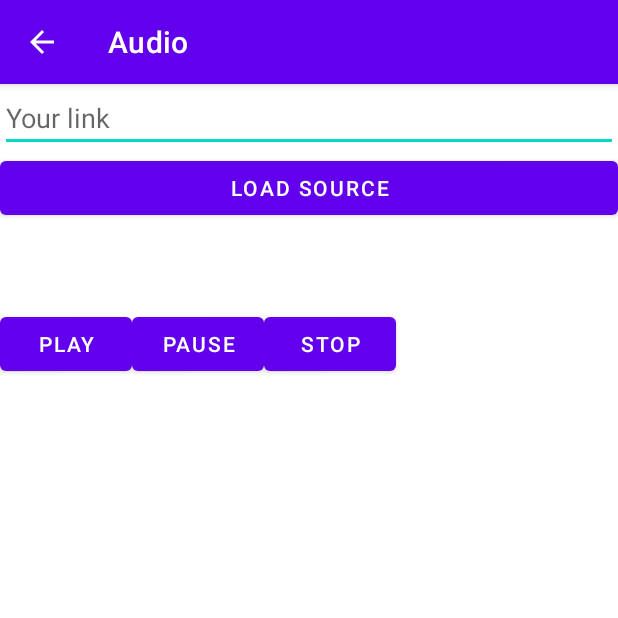
After one commit to Secret333Boy/android-labs, an Android app: the AudioActivity screen opened directly, with no data from a screen before it, on a phone screen of 412 x 824 dp, the top half of it. The commit adds this screen. Run offline under Robolectric (Android 15) with nearby library versions, the light colour scheme and no system bars.

Commit message:
Lab4 - audio

```diff
--- /dev/null
+++ b/app/src/main/java/edu/kpi/android/labs/AudioActivity.java
@@ -0,0 +1,81 @@
+package edu.kpi.android.labs;
+
+import android.media.MediaPlayer;
+import android.os.Bundle;
+import android.view.MenuItem;
+import android.view.View;
+import android.widget.EditText;
+
+import androidx.appcompat.app.AppCompatActivity;
+import androidx.appcompat.widget.Toolbar;
+
+import java.io.IOException;
+
+public class AudioActivity extends AppCompatActivity {
+
+    private MediaPlayer mediaPlayer;
+    private EditText audioLinkInput;
+
+    @Override
+    protected void onCreate(Bundle savedInstanceState) {
+        super.onCreate(savedInstanceState);
+        setContentView(R.layout.activity_audio);
+
+        Toolbar toolbar = findViewById(R.id.audio_toolbar);
+        setSupportActionBar(toolbar);
+
+        audioLinkInput = findViewById(R.id.audio_link);
+
+        mediaPlayer = MediaPlayer.create(this, R.raw.sample);
+        mediaPlayer.setOnCompletionListener(new MediaPlayer.OnCompletionListener() {
+            @Override
+            public void onCompletion(MediaPlayer mp) {
+                stop(null);
+            }
+        });
+    }
+
+    @Override
+    public boolean onOptionsItemSelected(MenuItem item) {
+        if (item.getItemId() == android.R.id.home) {
+            onBackPressed();
+            return true;
+        }
+        return super.onOptionsItemSelected(item);
+    }
+
+    public void play(View view) {
+        mediaPlayer.start();
+    }
+
+    public void pause(View view) {
+        if (mediaPlayer.isPlaying()) mediaPlayer.pause();
+    }
+
+    public void stop(View view) {
+        mediaPlayer.stop();
+
+        try {
+            mediaPlayer.prepare();
+            mediaPlayer.seekTo(0);
+        } catch (IOException e) {
+            throw new RuntimeException(e);
+        }
+    }
+
+    public void loadAudio(View view) {
+        this.stop(view);
+        try {
+            mediaPlayer.setDataSource(audioLinkInput.getText().toString());
+        } catch (IOException e) {
+            throw new RuntimeException(e);
+        }
+    }
+
+    public void onDestroy() {
+        super.onDestroy();
+        if (mediaPlayer.isPlaying()) {
+            stop(null);
+        }
+    }
+}
--- a/app/src/main/java/edu/kpi/android/labs/MainActivity.java
+++ b/app/src/main/java/edu/kpi/android/labs/MainActivity.java
@@ -51,6 +51,7 @@ public class MainActivity extends AppCompatActivity {
         Button okButton = findViewById(R.id.ok_button);
         Button openDataButton = findViewById(R.id.open_button);
         Button openVideoButton = findViewById(R.id.open_video);
+        Button openAudioButton = findViewById(R.id.open_audio);
 
         okButton.setOnClickListener(v -> {
             String message = inputFragment.getMessageText();
@@ -85,6 +86,11 @@ public class MainActivity extends AppCompatActivity {
             Intent intent = new Intent(this, VideoActivity.class);
             startActivity(intent);
         });
+
+        openAudioButton.setOnClickListener(v -> {
+            Intent intent = new Intent(this, AudioActivity.class);
+            startActivity(intent);
+        });
     }
 
     private void showToast(String message) {
--- a/app/src/main/res/layout-land/activity_main.xml
+++ b/app/src/main/res/layout-land/activity_main.xml
@@ -16,6 +16,12 @@
         android:layout_width="match_parent"
         android:layout_height="wrap_content"
         android:text="@string/open_video" />
+
+    <Button
+        android:id="@+id/open_audio"
+        android:layout_width="match_parent"
+        android:layout_height="wrap_content"
+        android:text="@string/open_audio" />
 
     <FrameLayout
         android:id="@+id/input_container"
--- /dev/null
+++ b/app/src/main/res/layout/activity_audio.xml
@@ -0,0 +1,87 @@
+<?xml version="1.0" encoding="utf-8"?>
+<androidx.coordinatorlayout.widget.CoordinatorLayout xmlns:android="http://schemas.android.com/apk/res/android"
+    xmlns:app="http://schemas.android.com/apk/res-auto"
+    xmlns:tools="http://schemas.android.com/tools"
+    android:layout_width="match_parent"
+    android:layout_height="match_parent"
+    tools:context=".VideoActivity">
+
+    <com.google.android.material.appbar.AppBarLayout
+        android:layout_width="match_parent"
+        android:layout_height="wrap_content"
+        android:background="?attr/colorPrimary"
+        android:theme="@style/Theme.AndroidLabs.AppBarOverlay">
+
+        <androidx.appcompat.widget.Toolbar
+            android:id="@+id/audio_toolbar"
+            android:layout_width="match_parent"
+            android:layout_height="?attr/actionBarSize"
+            app:layout_scrollFlags="scroll|enterAlways"
+            app:navigationIcon="?attr/homeAsUpIndicator"
+            app:popupTheme="@style/Theme.AndroidLabs.PopupOverlay"
+            app:title="Audio" />
+    </com.google.android.material.appbar.AppBarLayout>
+
+    <LinearLayout
+        android:layout_width="match_parent"
+        android:layout_height="wrap_content"
+        android:orientation="vertical"
+        android:layout_marginTop="?attr/actionBarSize">
+        <EditText
+            android:id="@+id/audio_link"
+            android:layout_width="match_parent"
+            android:layout_height="wrap_content"
+            android:hint="@string/your_link"
+            android:autofillHints=""
+            android:inputType="text" />
+
+        <Button
+            android:id="@+id/load"
+            android:layout_width="match_parent"
+            android:layout_height="wrap_content"
+            android:text="Load source"
+            android:onClick="loadAudio"
+            app:layout_constraintBottom_toTopOf="@id/videoPlayer"
+            app:layout_constraintLeft_toLeftOf="parent"
+            app:layout_constraintRight_toLeftOf="@id/pauseButton"
+            app:layout_constraintTop_toTopOf="parent" />
+        <LinearLayout
+            android:layout_width="match_parent"
+            android:layout_height="wrap_content"
+            android:orientation="horizontal"
+            android:layout_marginTop="?attr/actionBarSize">
+            <Button
+                android:id="@+id/playButton"
+                android:layout_width="wrap_content"
+                android:layout_height="wrap_content"
+                android:text="@string/play"
+                android:onClick="play"
+                app:layout_constraintBottom_toTopOf="@id/videoPlayer"
+                app:layout_constraintLeft_toLeftOf="parent"
+                app:layout_constraintRight_toLeftOf="@id/pauseButton"
+                app:layout_constraintTop_toTopOf="parent" />
+            <Button
+                android:id="@+id/pauseButton"
+                android:layout_width="wrap_content"
+                android:layout_height="wrap_content"
+                android:text="@string/pause"
+                android:onClick="pause"
+                app:layout_constraintBottom_toTopOf="@id/videoPlayer"
+                app:layout_constraintLeft_toRightOf="@id/playButton"
+                app:layout_constraintRight_toLeftOf="@id/stopButton"
+                app:layout_constraintTop_toTopOf="parent"/>
+            <Button
+                android:id="@+id/stopButton"
+                android:layout_width="wrap_content"
+                android:layout_height="wrap_content"
+                android:text="@string/stop"
+                android:onClick="stop"
+                app:layout_constraintBottom_toTopOf="@id/videoPlayer"
+                app:layout_constraintLeft_toRightOf="@id/pauseButton"
+                app:layout_constraintRight_toRightOf="parent"
+                app:layout_constraintTop_toTopOf="parent" />
+        </LinearLayout>
+
+    </LinearLayout>
+
+</androidx.coordinatorlayout.widget.CoordinatorLayout>
--- a/app/src/main/res/layout/activity_main.xml
+++ b/app/src/main/res/layout/activity_main.xml
@@ -15,6 +15,12 @@
         android:layout_width="match_parent"
         android:layout_height="wrap_content"
         android:text="@string/open_video" />
+
+    <Button
+        android:id="@+id/open_audio"
+        android:layout_width="match_parent"
+        android:layout_height="wrap_content"
+        android:text="@string/open_audio" />
 
     <FrameLayout
         android:id="@+id/input_container"
--- a/app/src/main/res/values/strings.xml
+++ b/app/src/main/res/values/strings.xml
@@ -26,4 +26,6 @@
     <string name="pause">Pause</string>
     <string name="stop">Stop</string>
     <string name="your_link">Your link</string>
+    <string name="title_activity_audio">AudioActivity</string>
+    <string name="open_audio">Open audio</string>
 </resources>
```
Also changed, not shown: app/src/main/AndroidManifest.xml (+8 -1 lines), app/src/main/res/layout-land/activity_video.xml (added, +94 -0 lines), app/src/main/res/navigation/nav_graph3.xml (added, +28 -0 lines), 1 other file.
